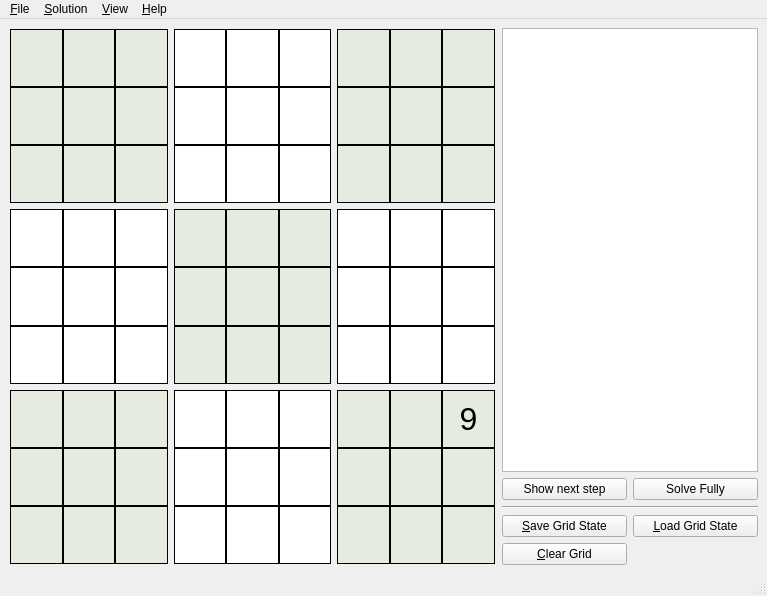
This is pySudokuSolver1.x/ui/ui_sudoku_solver.ui in guanidene/pySudokuSolver as Qt 5 draws it before an edit. The edited form follows.
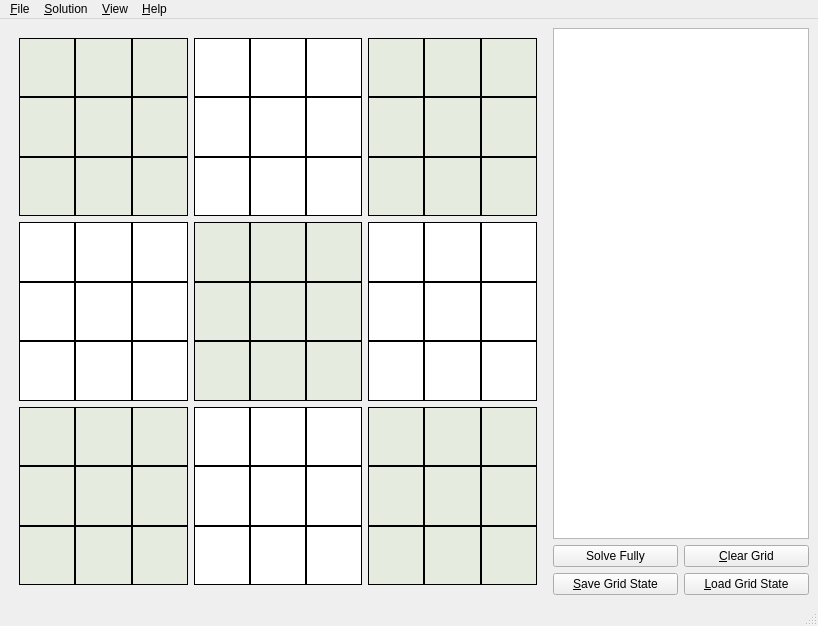
This is the edited form. Custom widgets are drawn as their Qt base class.

Commit message: 1. Ported sudokupanel.py code and renamed it to sudokugrid.py. 2. Moved MainWindow code to mainwindow.py from sudoku_solver.py 3. Renamed README.md to README

The edit to the form file:
```diff
--- a/pySudokuSolver1.x/ui/ui_sudoku_solver.ui
+++ b/pySudokuSolver1.x/ui/ui_sudoku_solver.ui
@@ -6,16 +6,25 @@
    <rect>
     <x>0</x>
     <y>0</y>
-    <width>767</width>
-    <height>596</height>
+    <width>818</width>
+    <height>626</height>
    </rect>
   </property>
   <property name="windowTitle">
    <string>MainWindow</string>
   </property>
   <widget class="QWidget" name="centralwidget">
-   <layout class="QGridLayout" name="gridLayout_13">
-    <item row="0" column="0" colspan="3">
+   <layout class="QHBoxLayout" name="horizontalLayout_2">
+    <item>
+     <widget class="SudokuGrid" name="SudokuGrid" native="true">
+      <property name="sizePolicy">
+       <sizepolicy hsizetype="Expanding" vsizetype="Expanding">
+        <horstretch>0</horstretch>
+        <verstretch>0</verstretch>
+       </sizepolicy>
+      </property>
+      <layout class="QHBoxLayout" name="horizontalLayout">
+       <item>
      <layout class="QGridLayout" name="gridLayout" rowstretch="1,1,1" columnstretch="1,1,1" rowminimumheight="100,100,100" columnminimumwidth="100,100,100">
       <property name="sizeConstraint">
        <enum>QLayout::SetMinimumSize</enum>
@@ -24,7 +33,7 @@
        <number>1</number>
       </property>
       <item row="0" column="1">
-       <layout class="QGridLayout" name="gridLayout_3">
+          <layout class="QGridLayout" name="gridLayout_2">
         <property name="spacing">
          <number>0</number>
         </property>
@@ -445,7 +454,7 @@
        </layout>
       </item>
       <item row="0" column="2">
-       <layout class="QGridLayout" name="gridLayout_5">
+          <layout class="QGridLayout" name="gridLayout_3">
         <property name="spacing">
          <number>0</number>
         </property>
@@ -1287,7 +1296,7 @@
        </layout>
       </item>
       <item row="0" column="0">
-       <layout class="QGridLayout" name="gridLayout_2">
+          <layout class="QGridLayout" name="gridLayout_1">
         <property name="spacing">
          <number>0</number>
         </property>
@@ -1708,7 +1717,7 @@
        </layout>
       </item>
       <item row="1" column="0">
-       <layout class="QGridLayout" name="gridLayout_8">
+          <layout class="QGridLayout" name="gridLayout_4">
         <property name="spacing">
          <number>0</number>
         </property>
@@ -2129,7 +2138,7 @@
        </layout>
       </item>
       <item row="1" column="1">
-       <layout class="QGridLayout" name="gridLayout_7">
+          <layout class="QGridLayout" name="gridLayout_5">
         <property name="spacing">
          <number>0</number>
         </property>
@@ -2550,7 +2559,7 @@
        </layout>
       </item>
       <item row="2" column="0">
-       <layout class="QGridLayout" name="gridLayout_9">
+          <layout class="QGridLayout" name="gridLayout_7">
         <property name="spacing">
          <number>0</number>
         </property>
@@ -2971,7 +2980,7 @@
        </layout>
       </item>
       <item row="2" column="1">
-       <layout class="QGridLayout" name="gridLayout_4">
+          <layout class="QGridLayout" name="gridLayout_8">
         <property name="spacing">
          <number>0</number>
         </property>
@@ -3392,7 +3401,7 @@
        </layout>
       </item>
       <item row="2" column="2">
-       <layout class="QGridLayout" name="gridLayout_10">
+          <layout class="QGridLayout" name="gridLayout_9">
         <property name="spacing">
          <number>0</number>
         </property>
@@ -3473,7 +3482,7 @@
            <enum>QFrame::Panel</enum>
           </property>
           <property name="text">
-           <string>9</string>
+              <string/>
           </property>
           <property name="textFormat">
            <enum>Qt::PlainText</enum>
@@ -3814,23 +3823,12 @@
       </item>
      </layout>
     </item>
-    <item row="0" column="3">
-     <layout class="QGridLayout" name="gridLayout_12">
-      <item row="1" column="2">
-       <widget class="QPushButton" name="pushButton_5">
-        <property name="text">
-         <string>Show next step</string>
-        </property>
-       </widget>
-      </item>
-      <item row="1" column="3">
-       <widget class="QPushButton" name="pushButton_4">
-        <property name="text">
-         <string>Solve Fully</string>
-        </property>
-       </widget>
-      </item>
-      <item row="3" column="2">
+      </layout>
+     </widget>
+    </item>
+    <item>
+     <layout class="QGridLayout" name="gridLayout_10">
+      <item row="2" column="2">
        <widget class="QPushButton" name="pushButton">
         <property name="statusTip">
          <string>Save current state of the numbers in the grid. You can revert back to the saved state using the &quot;Load Grid State&quot; button</string>
@@ -3840,17 +3838,7 @@
         </property>
        </widget>
       </item>
-      <item row="4" column="2">
-       <widget class="QPushButton" name="pushButton_3">
-        <property name="statusTip">
-         <string>Clear all the cells in the grid so that you can start a fresh puzzle</string>
-        </property>
-        <property name="text">
-         <string>&amp;Clear Grid</string>
-        </property>
-       </widget>
-      </item>
-      <item row="3" column="3">
+      <item row="2" column="3">
        <widget class="QPushButton" name="pushButton_2">
         <property name="statusTip">
          <string>Load a previously saved state into the grid</string>
@@ -3863,10 +3851,20 @@
       <item row="0" column="2" colspan="2">
        <widget class="QTextBrowser" name="textBrowser"/>
       </item>
-      <item row="2" column="2" colspan="2">
-       <widget class="Line" name="line">
-        <property name="orientation">
-         <enum>Qt::Horizontal</enum>
+      <item row="1" column="3">
+       <widget class="QPushButton" name="pushButton_3">
+        <property name="statusTip">
+         <string>Clear all the cells in the grid so that you can start a fresh puzzle</string>
+        </property>
+        <property name="text">
+         <string>&amp;Clear Grid</string>
+        </property>
+       </widget>
+      </item>
+      <item row="1" column="2">
+       <widget class="QPushButton" name="pushButton_4">
+        <property name="text">
+         <string>Solve Fully</string>
         </property>
        </widget>
       </item>
@@ -3879,7 +3877,7 @@
     <rect>
      <x>0</x>
      <y>0</y>
-     <width>767</width>
+     <width>818</width>
      <height>26</height>
     </rect>
    </property>
@@ -3979,6 +3977,12 @@
    <extends>QLabel</extends>
    <header location="global">sudokucell</header>
   </customwidget>
+  <customwidget>
+   <class>SudokuGrid</class>
+   <extends>QWidget</extends>
+   <header location="global">sudokugrid</header>
+   <container>1</container>
+  </customwidget>
  </customwidgets>
  <tabstops>
   <tabstop>pushButton_5</tabstop>
```
Left out of the diff: 6 changed lines with no effect on the pictures. Lines whose indentation alone changed are shown as unchanged. The commit also changes 6 other files.
